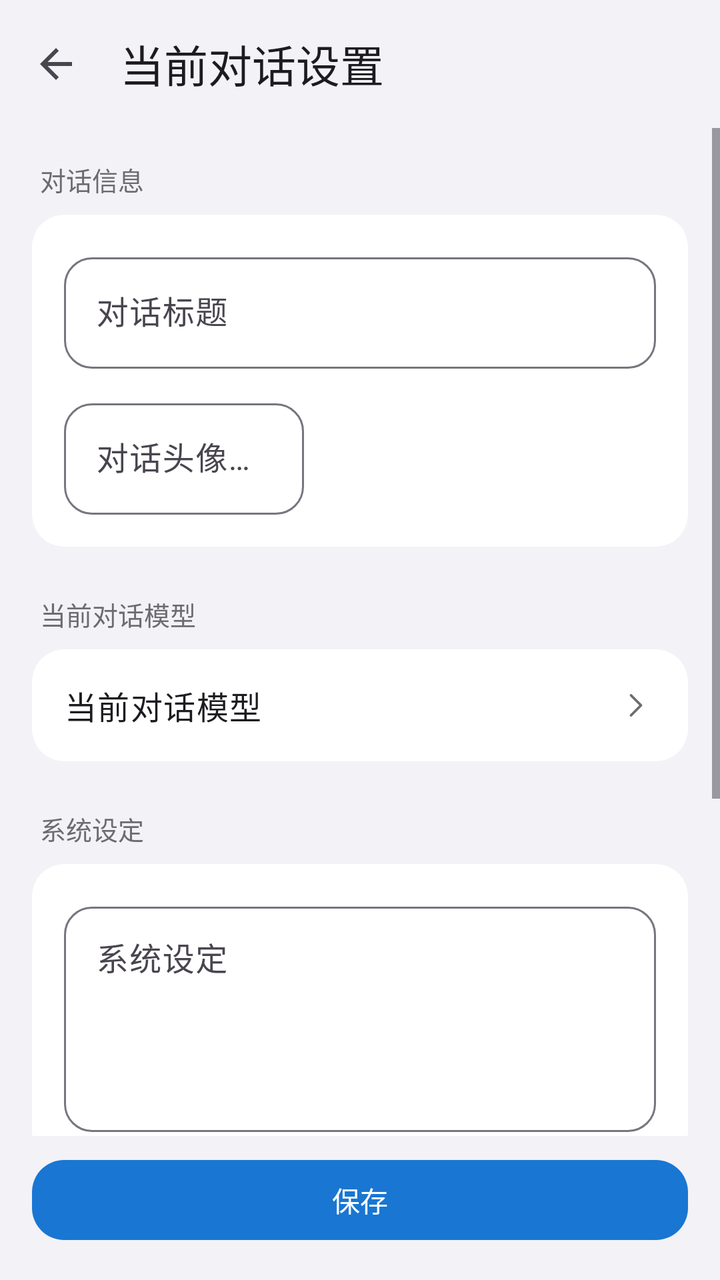
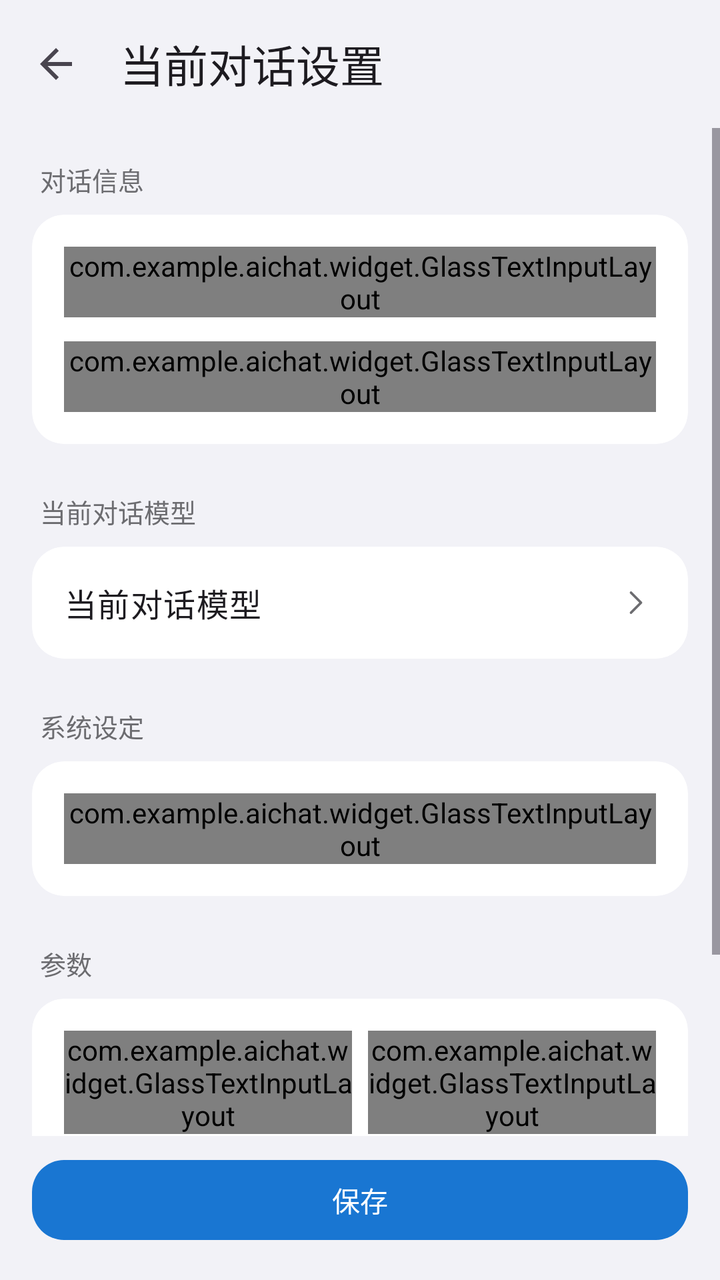

Compare the two renders of this Android layout. The source of the first and the diff that turns it into the second are given below.
<!-- AndroidManifest.xml: activity theme Theme.AIChat -->
<!-- res/layout/activity_session_chat_settings.xml -->
<?xml version="1.0" encoding="utf-8"?>
<LinearLayout xmlns:android="http://schemas.android.com/apk/res/android"
    xmlns:app="http://schemas.android.com/apk/res-auto"
    android:layout_width="match_parent"
    android:layout_height="match_parent"
    android:orientation="vertical"
    android:background="@color/ios_grouped_bg">

    <com.google.android.material.appbar.MaterialToolbar
        android:id="@+id/toolbar"
        android:layout_width="match_parent"
        android:layout_height="?attr/actionBarSize"
        android:background="@color/ios_grouped_bg"
        app:elevation="0dp"
        app:title="@string/session_chat_settings"
        app:navigationIcon="?attr/homeAsUpIndicator" />

    <ScrollView
        android:layout_width="match_parent"
        android:layout_height="0dp"
        android:layout_weight="1">

        <LinearLayout
            android:layout_width="match_parent"
            android:layout_height="wrap_content"
            android:orientation="vertical"
            android:paddingBottom="8dp">

            
            <TextView
                android:layout_width="match_parent"
                android:layout_height="wrap_content"
                android:text="对话信息"
                android:textSize="13sp"
                android:textColor="@color/ios_section_label"
                android:paddingStart="20dp"
                android:paddingEnd="20dp"
                android:paddingTop="16dp"
                android:paddingBottom="8dp" />

            <com.google.android.material.card.MaterialCardView
                android:layout_width="match_parent"
                android:layout_height="wrap_content"
                android:layout_marginStart="16dp"
                android:layout_marginEnd="16dp"
                app:cardElevation="0dp"
                app:cardBackgroundColor="@color/ios_cell_bg"
                app:cardCornerRadius="16dp"
                app:strokeWidth="0dp">

                <LinearLayout
                    android:layout_width="match_parent"
                    android:layout_height="wrap_content"
                    android:orientation="vertical"
                    android:padding="16dp">

                    <com.google.android.material.textfield.TextInputLayout
                        android:layout_width="match_parent"
                        android:layout_height="wrap_content"
                        android:hint="@string/session_title"
                        style="@style/Widget.AIChat.TextInputLayout">
                        <com.google.android.material.textfield.TextInputEditText
                            android:id="@+id/editSessionTitle"
                            android:layout_width="match_parent"
                            android:layout_height="wrap_content"
                            android:inputType="text" />
                    </com.google.android.material.textfield.TextInputLayout>

                    <com.google.android.material.textfield.TextInputLayout
                        android:layout_width="match_parent"
                        android:layout_height="wrap_content"
                        android:layout_marginTop="12dp"
                        android:hint="@string/session_avatar_optional"
                        style="@style/Widget.AIChat.TextInputLayout">
                        <com.google.android.material.textfield.TextInputEditText
                            android:id="@+id/editSessionAvatar"
                            android:layout_width="120dp"
                            android:layout_height="wrap_content"
                            android:inputType="text"
                            android:maxLength="6" />
                    </com.google.android.material.textfield.TextInputLayout>

                </LinearLayout>
            </com.google.android.material.card.MaterialCardView>

            
            <include layout="@layout/view_chat_settings_form" />

        </LinearLayout>
    </ScrollView>

    <com.google.android.material.button.MaterialButton
        android:id="@+id/btnSaveSettings"
        android:layout_width="match_parent"
        android:layout_height="wrap_content"
        android:layout_marginStart="16dp"
        android:layout_marginEnd="16dp"
        android:layout_marginTop="8dp"
        android:layout_marginBottom="16dp"
        app:cornerRadius="16dp"
        android:text="@string/save" />
</LinearLayout>
<!-- res/layout/view_chat_settings_form.xml (included above) -->
<?xml version="1.0" encoding="utf-8"?>
<LinearLayout xmlns:android="http://schemas.android.com/apk/res/android"
    xmlns:app="http://schemas.android.com/apk/res-auto"
    android:id="@+id/chatSettingsRoot"
    android:layout_width="match_parent"
    android:layout_height="wrap_content"
    android:orientation="vertical">

    
    <TextView
        android:layout_width="match_parent"
        android:layout_height="wrap_content"
        android:text="@string/session_model"
        android:textSize="13sp"
        android:textColor="@color/ios_section_label"
        android:paddingStart="20dp"
        android:paddingEnd="20dp"
        android:paddingTop="24dp"
        android:paddingBottom="8dp" />

    <com.google.android.material.card.MaterialCardView
        android:layout_width="match_parent"
        android:layout_height="wrap_content"
        android:layout_marginStart="16dp"
        android:layout_marginEnd="16dp"
        app:cardElevation="0dp"
        app:cardBackgroundColor="@color/ios_cell_bg"
        app:cardCornerRadius="16dp"
        app:strokeWidth="0dp">

        <LinearLayout
            android:id="@+id/btnPickModel"
            android:layout_width="match_parent"
            android:layout_height="wrap_content"
            android:background="?attr/selectableItemBackground"
            android:clickable="true"
            android:focusable="true"
            android:minHeight="56dp"
            android:gravity="center_vertical"
            android:paddingStart="16dp"
            android:paddingEnd="16dp">
            <TextView
                android:layout_width="0dp"
                android:layout_weight="1"
                android:layout_height="wrap_content"
                android:text="@string/session_model"
                android:textAppearance="?attr/textAppearanceBodyLarge"
                android:textColor="?attr/colorOnSurface" />
            <TextView
                android:id="@+id/textModelValue"
                android:layout_width="wrap_content"
                android:layout_height="wrap_content"
                android:textSize="14sp"
                android:textColor="@color/ios_section_label"
                android:layout_marginEnd="6dp" />
            <ImageView
                android:layout_width="20dp"
                android:layout_height="20dp"
                android:src="@drawable/ic_chevron_right"
                app:tint="@color/ios_section_label" />
        </LinearLayout>
    </com.google.android.material.card.MaterialCardView>

    
    <TextView
        android:layout_width="match_parent"
        android:layout_height="wrap_content"
        android:text="@string/system_prompt"
        android:textSize="13sp"
        android:textColor="@color/ios_section_label"
        android:paddingStart="20dp"
        android:paddingEnd="20dp"
        android:paddingTop="24dp"
        android:paddingBottom="8dp" />

    <com.google.android.material.card.MaterialCardView
        android:layout_width="match_parent"
        android:layout_height="wrap_content"
        android:layout_marginStart="16dp"
        android:layout_marginEnd="16dp"
        app:cardElevation="0dp"
        app:cardBackgroundColor="@color/ios_cell_bg"
        app:cardCornerRadius="16dp"
        app:strokeWidth="0dp">

        <com.google.android.material.textfield.TextInputLayout
            android:id="@+id/layoutSystemPrompt"
            android:layout_width="match_parent"
            android:layout_height="wrap_content"
            android:hint="@string/system_prompt"
            style="@style/Widget.AIChat.TextInputLayout"
            android:layout_margin="16dp">
            <com.google.android.material.textfield.TextInputEditText
                android:id="@+id/editSystemPrompt"
                android:layout_width="match_parent"
                android:layout_height="wrap_content"
                android:gravity="top|start"
                android:inputType="textMultiLine"
                android:maxLines="12"
                android:minLines="4"
                android:scrollbars="vertical" />
        </com.google.android.material.textfield.TextInputLayout>
    </com.google.android.material.card.MaterialCardView>

    
    <TextView
        android:layout_width="match_parent"
        android:layout_height="wrap_content"
        android:text="参数"
        android:textSize="13sp"
        android:textColor="@color/ios_section_label"
        android:paddingStart="20dp"
        android:paddingEnd="20dp"
        android:paddingTop="24dp"
        android:paddingBottom="8dp" />

    <com.google.android.material.card.MaterialCardView
        android:layout_width="match_parent"
        android:layout_height="wrap_content"
        android:layout_marginStart="16dp"
        android:layout_marginEnd="16dp"
        app:cardElevation="0dp"
        app:cardBackgroundColor="@color/ios_cell_bg"
        app:cardCornerRadius="16dp"
        app:strokeWidth="0dp">

        <LinearLayout
            android:layout_width="match_parent"
            android:layout_height="wrap_content"
            android:orientation="vertical"
            android:padding="16dp">

            <LinearLayout
                android:layout_width="match_parent"
                android:layout_height="wrap_content"
                android:orientation="horizontal">
                <com.google.android.material.textfield.TextInputLayout
                    android:layout_width="0dp"
                    android:layout_weight="1"
                    android:layout_height="wrap_content"
                    android:hint="@string/temperature"
                    style="@style/Widget.AIChat.TextInputLayout">
                    <com.google.android.material.textfield.TextInputEditText
                        android:id="@+id/editTemperature"
                        android:layout_width="match_parent"
                        android:layout_height="wrap_content"
                        android:inputType="numberDecimal" />
                </com.google.android.material.textfield.TextInputLayout>
                <com.google.android.material.textfield.TextInputLayout
                    android:layout_width="0dp"
                    android:layout_weight="1"
                    android:layout_height="wrap_content"
                    android:layout_marginStart="8dp"
                    android:hint="@string/top_p"
                    style="@style/Widget.AIChat.TextInputLayout">
                    <com.google.android.material.textfield.TextInputEditText
                        android:id="@+id/editTopP"
                        android:layout_width="match_parent"
                        android:layout_height="wrap_content"
                        android:inputType="numberDecimal" />
                </com.google.android.material.textfield.TextInputLayout>
            </LinearLayout>

            <TextView
                android:layout_width="match_parent"
                android:layout_height="wrap_content"
                android:layout_marginTop="16dp"
                android:text="@string/context_message_count"
                android:textSize="13sp"
                android:textColor="@color/ios_section_label" />

            <LinearLayout
                android:layout_width="match_parent"
                android:layout_height="wrap_content"
                android:layout_marginTop="4dp"
                android:gravity="center_vertical"
                android:orientation="horizontal">
                <com.google.android.material.slider.Slider
                    android:id="@+id/sliderContextCount"
                    android:layout_width="0dp"
                    android:layout_height="wrap_content"
                    android:layout_weight="1"
                    android:valueFrom="0"
                    android:valueTo="100" />
                <TextView
                    android:id="@+id/textContextCountValue"
                    android:layout_width="40dp"
                    android:layout_height="wrap_content"
                    android:gravity="end"
                    android:text="6"
                    android:textAppearance="?attr/textAppearanceBodyMedium" />
            </LinearLayout>
        </LinearLayout>
    </com.google.android.material.card.MaterialCardView>


</LinearLayout>
<!-- resources referenced by this layout -->
<resources>
  <color name="ios_cell_bg">#FFFFFF</color>
  <color name="ios_grouped_bg">#F2F2F7</color>
  <color name="ios_section_label">#6C6C70</color>
  <!-- drawable ic_chevron_right (drawable) -->
  <?xml version="1.0" encoding="utf-8"?>
  <vector xmlns:android="http://schemas.android.com/apk/res/android"
      android:width="24dp"
      android:height="24dp"
      android:viewportWidth="24"
      android:viewportHeight="24">
      <path
          android:fillColor="@android:color/transparent"
          android:pathData="M9,6L15,12L9,18"
          android:strokeColor="#FF000000"
          android:strokeLineCap="round"
          android:strokeLineJoin="round"
          android:strokeWidth="1.5" />
  </vector>
  <string name="context_message_count">上下文消息数量</string>
  <string name="save">保存</string>
  <string name="session_avatar_optional">对话头像（可选）</string>
  <string name="session_chat_settings">当前对话设置</string>
  <string name="session_model">当前对话模型</string>
  <string name="session_title">对话标题</string>
  <string name="system_prompt">系统设定</string>
  <string name="temperature">Temperature</string>
  <string name="top_p">Top P</string>
  <style name="Widget.AIChat.TextInputLayout" parent="Widget.Material3.TextInputLayout.OutlinedBox">
          <item name="boxCornerRadiusTopStart">14dp</item>
          <item name="boxCornerRadiusTopEnd">14dp</item>
          <item name="boxCornerRadiusBottomStart">14dp</item>
          <item name="boxCornerRadiusBottomEnd">14dp</item>
          <item name="boxStrokeWidth">1dp</item>
          <item name="boxStrokeWidthFocused">2dp</item>
      </style>
  <color name="primary">#1976D2</color>
  <color name="on_primary">#FFFFFF</color>
  <color name="surface">#FFFFFF</color>
  <color name="primary_blue_subtle">#F5FAFF</color>
  <color name="primary_blue_light">#E3F2FD</color>
  <color name="primary_blue_deep">#0D47A1</color>
  <style name="ThemeOverlay.AIChat.MaterialAlertDialog" parent="ThemeOverlay.Material3.MaterialAlertDialog">
          <item name="backgroundTint">@android:color/transparent</item>
          <item name="android:windowBackground">@drawable/bg_material_alert_dialog</item>
          <item name="colorSurface">@color/dialog_surface_bg</item>
          <item name="elevationOverlayEnabled">false</item>
          <item name="shapeAppearanceOverlay">@style/ShapeAppearance.AIChat.Dialog</item>
      </style>
  <color name="dialog_surface_bg">#FFFDFEFF</color>
  <style name="ShapeAppearance.AIChat.Dialog" parent="">
          <item name="cornerFamily">rounded</item>
          <item name="cornerSize">28dp</item>
      </style>
  <color name="glass_surface">#CCF2F2F7</color>
  <dimen name="dialog_glass_highlight_fade">120dp</dimen>
  <color name="glass_highlight_top">#30FFFFFF</color>
  <dimen name="dialog_glass_shadow_fade">160dp</dimen>
  <color name="glass_shadow_bottom">#10000000</color>
  <color name="glass_stroke">#40FFFFFF</color>
  <!-- unchanged entries left out for length: 2 -->
</resources>

<!-- the commit's change to res/layout/activity_session_chat_settings.xml (unified diff, before → after) -->
@@ -54,31 +54,31 @@
                     android:orientation="vertical"
                     android:padding="16dp">
 
-                    <com.google.android.material.textfield.TextInputLayout
+                    <com.example.aichat.widget.GlassTextInputLayout
                         android:layout_width="match_parent"
                         android:layout_height="wrap_content"
                         android:hint="@string/session_title"
-                        style="@style/Widget.AIChat.TextInputLayout">
+                        style="@style/Widget.AIChat.GlassInput">
                         <com.google.android.material.textfield.TextInputEditText
                             android:id="@+id/editSessionTitle"
                             android:layout_width="match_parent"
                             android:layout_height="wrap_content"
                             android:inputType="text" />
-                    </com.google.android.material.textfield.TextInputLayout>
-
-                    <com.google.android.material.textfield.TextInputLayout
+                    </com.example.aichat.widget.GlassTextInputLayout>
+
+                    <com.example.aichat.widget.GlassTextInputLayout
                         android:layout_width="match_parent"
                         android:layout_height="wrap_content"
                         android:layout_marginTop="12dp"
                         android:hint="@string/session_avatar_optional"
-                        style="@style/Widget.AIChat.TextInputLayout">
+                        style="@style/Widget.AIChat.GlassInput">
                         <com.google.android.material.textfield.TextInputEditText
                             android:id="@+id/editSessionAvatar"
                             android:layout_width="120dp"
                             android:layout_height="wrap_content"
                             android:inputType="text"
                             android:maxLength="6" />
-                    </com.google.android.material.textfield.TextInputLayout>
+                    </com.example.aichat.widget.GlassTextInputLayout>
 
                 </LinearLayout>
             </com.google.android.material.card.MaterialCardView>
@@ -186,12 +186,12 @@
         app:cardCornerRadius="16dp"
         app:strokeWidth="0dp">
 
-        <com.google.android.material.textfield.TextInputLayout
+        <com.example.aichat.widget.GlassTextInputLayout
             android:id="@+id/layoutSystemPrompt"
             android:layout_width="match_parent"
             android:layout_height="wrap_content"
             android:hint="@string/system_prompt"
-            style="@style/Widget.AIChat.TextInputLayout"
+            style="@style/Widget.AIChat.GlassInput"
             android:layout_margin="16dp">
             <com.google.android.material.textfield.TextInputEditText
                 android:id="@+id/editSystemPrompt"
@@ -202,7 +202,7 @@
                 android:maxLines="12"
                 android:minLines="4"
                 android:scrollbars="vertical" />
-        </com.google.android.material.textfield.TextInputLayout>
+        </com.example.aichat.widget.GlassTextInputLayout>
     </com.google.android.material.card.MaterialCardView>
 
     
@@ -237,31 +237,31 @@
                 android:layout_width="match_parent"
                 android:layout_height="wrap_content"
                 android:orientation="horizontal">
-                <com.google.android.material.textfield.TextInputLayout
+                <com.example.aichat.widget.GlassTextInputLayout
                     android:layout_width="0dp"
                     android:layout_weight="1"
                     android:layout_height="wrap_content"
                     android:hint="@string/temperature"
-                    style="@style/Widget.AIChat.TextInputLayout">
+                    style="@style/Widget.AIChat.GlassInput">
                     <com.google.android.material.textfield.TextInputEditText
                         android:id="@+id/editTemperature"
                         android:layout_width="match_parent"
                         android:layout_height="wrap_content"
                         android:inputType="numberDecimal" />
-                </com.google.android.material.textfield.TextInputLayout>
-                <com.google.android.material.textfield.TextInputLayout
+                </com.example.aichat.widget.GlassTextInputLayout>
+                <com.example.aichat.widget.GlassTextInputLayout
                     android:layout_width="0dp"
                     android:layout_weight="1"
                     android:layout_height="wrap_content"
                     android:layout_marginStart="8dp"
                     android:hint="@string/top_p"
-                    style="@style/Widget.AIChat.TextInputLayout">
+                    style="@style/Widget.AIChat.GlassInput">
                     <com.google.android.material.textfield.TextInputEditText
                         android:id="@+id/editTopP"
                         android:layout_width="match_parent"
                         android:layout_height="wrap_content"
                         android:inputType="numberDecimal" />
-                </com.google.android.material.textfield.TextInputLayout>
+                </com.example.aichat.widget.GlassTextInputLayout>
             </LinearLayout>
 
             <TextView
<!-- resource entries referenced after the edit -->
@@ -27,6 +27,16 @@
   <string name="system_prompt">系统设定</string>
   <string name="temperature">Temperature</string>
   <string name="top_p">Top P</string>
+  <style name="Widget.AIChat.GlassInput" parent="Widget.AIChat.TextInputLayout">
+          <item name="boxBackgroundMode">outline</item>
+          <item name="boxBackgroundColor">@color/glass_input_fill</item>
+          <item name="boxStrokeColor">@color/glass_input_stroke</item>
+          <item name="hintTextColor">@color/glass_input_hint</item>
+          <item name="android:textColorHint">@color/glass_input_hint_idle</item>
+          <item name="boxStrokeWidth">1dp</item>
+          <item name="boxStrokeWidthFocused">1.5dp</item>
+          <item name="errorIconDrawable">@null</item>
+      </style>
   <style name="Widget.AIChat.TextInputLayout" parent="Widget.Material3.TextInputLayout.OutlinedBox">
           <item name="boxCornerRadiusTopStart">14dp</item>
           <item name="boxCornerRadiusTopEnd">14dp</item>
@@ -35,6 +45,8 @@
           <item name="boxStrokeWidth">1dp</item>
           <item name="boxStrokeWidthFocused">2dp</item>
       </style>
+  <color name="glass_input_fill">#F2FFFFFF</color>
+  <color name="glass_input_hint_idle">#80000000</color>
   <color name="primary">#1976D2</color>
   <color name="on_primary">#FFFFFF</color>
   <color name="surface">#FFFFFF</color>
